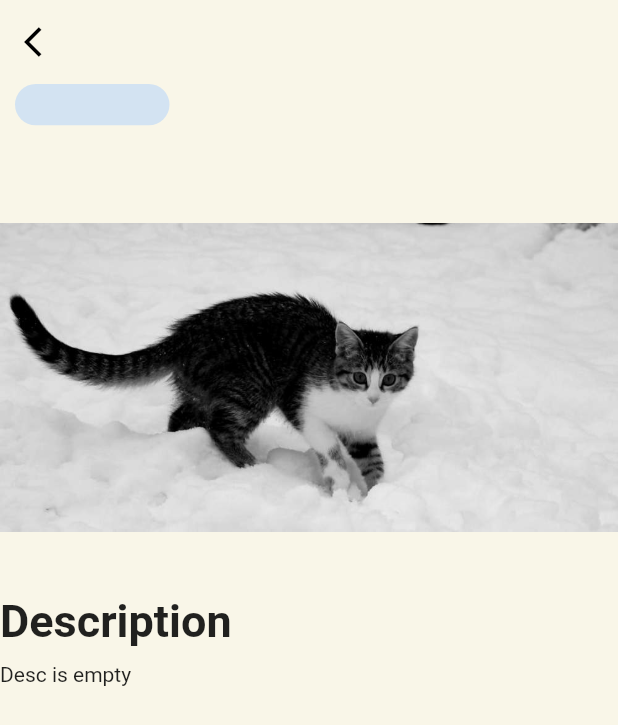
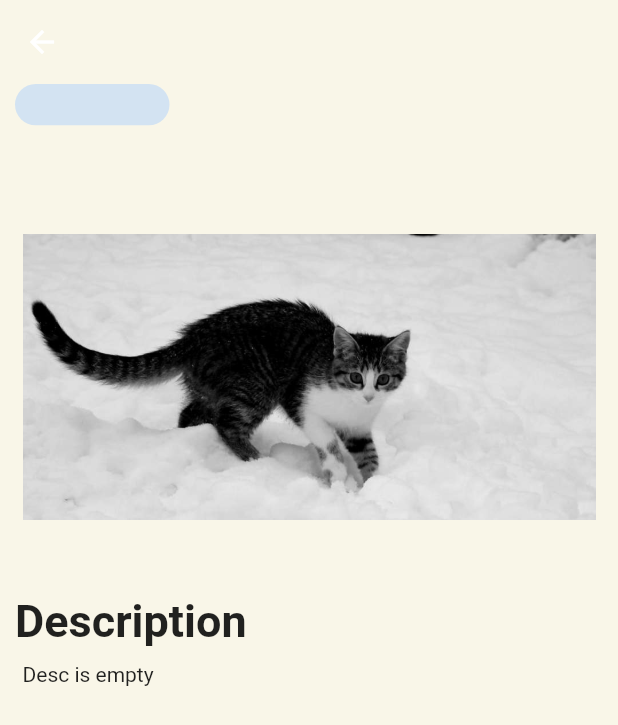
Before and after one commit to yagizdo/Todo-Moon, a Flutter app: the DetailScreen screen opened directly with empty values, on a phone screen of 412 x 824 dp. Shown: the top 725 px of the screen. Run offline on Flutter 3.47's test engine with Material 2 defaults, Android fonts, the phone set to English and light mode, and no system bars; our stand-ins replace auto_size_text, flutter_slidable, fluttertoast, font_awesome_flutter, hexcolor, modal_bottom_sheet and 2 more; missing offline and left inert: shared_preferences_web; accounts and stored records are empty; statements that could not run were skipped.

```diff
--- a/lib/Pages/dashboard_page.dart
+++ b/lib/Pages/dashboard_page.dart
@@ -33,7 +33,7 @@ AppBar dashboardAB() {
     centerTitle: true,
     backgroundColor: HexColor('#f9f6e8'),
     elevation: 0,
-  title: Text('Dashboard',style: const TextStyle(fontSize: 25,color: Colors.black),
+  title: const Text('Dashboard',style: TextStyle(fontSize: 25,color: Colors.black),
   ),
   );
 }
--- a/lib/Pages/detail_screen.dart
+++ b/lib/Pages/detail_screen.dart
@@ -16,11 +16,6 @@ class DetailScreen extends StatelessWidget {
   Widget build(BuildContext context) {
     return Scaffold(
       appBar: AppBar(
-        leading:  IconButton(
-            icon : const Icon(Icons.arrow_back_ios),
-            onPressed: () { Navigator.pop(context);},
-            color: Colors.black),
-        //Icon(Icons.settings),
         backgroundColor: HexColor('#f9f6e8'),
         elevation: 0,
       ),
@@ -33,7 +28,7 @@ class DetailScreen extends StatelessWidget {
             child: categoryText(category, context),
           ),
           Padding(
-            padding: const EdgeInsets.only(left: 10.0),
+            padding: const EdgeInsets.only(left: 14.0),
             child:
             Column(children: [
               Text(
@@ -46,15 +41,18 @@ class DetailScreen extends StatelessWidget {
             crossAxisAlignment: CrossAxisAlignment.start,
             children: [
               Padding(
-                padding: const EdgeInsets.symmetric(vertical: 20),
+                padding: const EdgeInsets.symmetric(vertical: 20,horizontal: 15),
                 child: Image.asset('lib/img/placeholder.jpg',height: 250,),
               ),
-              const Text(
-                'Description',
-                style: TextStyle(fontSize: 30, fontWeight: FontWeight.bold),
+              const Padding(
+                padding: EdgeInsets.only(left : 10.0),
+                child: Text(
+                  'Description',
+                  style: TextStyle(fontSize: 30, fontWeight: FontWeight.bold),
+                ),
               ),
               Padding(
-                padding: const EdgeInsets.only(top: 10.0),
+                padding: const EdgeInsets.only(top: 10.0,left: 15),
                 child: Text(desc.isEmpty ? 'Desc is empty' : desc),
               )
             ],
--- a/lib/Pages/settings_page.dart
+++ b/lib/Pages/settings_page.dart
@@ -36,7 +36,7 @@ AppBar settingsPageAB(BuildContext context) {
         onPressed: () { Navigator.pop(context);},
         color: Colors.black),
     //Icon(Icons.settings),
-    title: Text('Settings',style: const TextStyle(fontSize: 30,color: Colors.black),
+    title: const Text('Settings',style: TextStyle(fontSize: 30,color: Colors.black),
     ),
   );
 }
--- a/lib/Pages/welcome_screen.dart
+++ b/lib/Pages/welcome_screen.dart
@@ -52,10 +52,12 @@ class _WelcomeScreenState extends State<WelcomeScreen> {
                       if (validResult == true) {
                         state.setName(nameController.text);
                         state.setsurName(surnameController.text);
+                        /*
                         print('Name : ${state.name}');
                         print('Surname : ${state.surname}');
                         print('Name 2 : ${nameController.text}');
                         print('Surname 2 : ${surnameController.text}');
+                        */
                         Navigator.pushReplacement(
                             context,
                             MaterialPageRoute(
--- a/lib/Widgets/Dashboard/complete_todo_list.dart
+++ b/lib/Widgets/Dashboard/complete_todo_list.dart
@@ -38,7 +38,7 @@ class _CompleteTodoListState extends State<CompleteTodoList> {
                 height: MediaQuery
                     .of(context)
                     .size
-                    .height / 1.59,
+                    .height / 1.5,
                 child: ListView.builder(
                     itemCount: state.completedTodos.length,
                     itemBuilder: (context, index) {
--- a/lib/Widgets/Profile/name_text.dart
+++ b/lib/Widgets/Profile/name_text.dart
@@ -10,7 +10,7 @@ class NameText extends StatelessWidget {
     return Padding(
       padding: const EdgeInsets.only(top : 20.0),
       child: Consumer<TodosProvider>(
-        builder: (context, state,child) => Text('${state.name} ${state.surname}',style: TextStyle(fontSize: 30,fontWeight: FontWeight.w500),
+        builder: (context, state,child) => Text('${state.name} ${state.surname}',style: const TextStyle(fontSize: 30,fontWeight: FontWeight.w500),
     ),
       ),
     );
--- a/lib/Widgets/Settings/change_name_btn.dart
+++ b/lib/Widgets/Settings/change_name_btn.dart
@@ -9,8 +9,8 @@ class ChangeNameBTN extends StatelessWidget {
     return Padding(
       padding: const EdgeInsets.only(top : 10.0 ,left : 10.0),
       child: ElevatedButton(onPressed: () {
-        Navigator.push(context, MaterialPageRoute(builder: (context) => WelcomeScreen()));
-      }, child: Text('Change Name'),style: ElevatedButton.styleFrom(primary : Colors.black38,shape: const StadiumBorder(),)),
+        Navigator.push(context, MaterialPageRoute(builder: (context) => const WelcomeScreen()));
+      }, child: const Text('Change Name'),style: ElevatedButton.styleFrom(primary : Colors.black38,shape: const StadiumBorder(),)),
     );
   }
 }
--- a/lib/Widgets/Settings/change_name_text.dart
+++ b/lib/Widgets/Settings/change_name_text.dart
@@ -10,7 +10,7 @@ class ChangeNameText extends StatelessWidget {
     return Padding(
       padding: const EdgeInsets.only(top : 20.0),
       child: Consumer<TodosProvider>(
-        builder: (context, state,child) => Text('Change Name',style: TextStyle(fontSize: 20),
+        builder: (context, state,child) => const Text('Change Name',style: TextStyle(fontSize: 20),
     ),
       ),
     );
--- a/lib/Widgets/Settings/delete_todo_text.dart
+++ b/lib/Widgets/Settings/delete_todo_text.dart
@@ -5,8 +5,8 @@ class DeleteTodoTitle extends StatelessWidget {
 
   @override
   Widget build(BuildContext context) {
-    return Padding(
-      padding: const EdgeInsets.only(top : 20.0),
+    return const Padding(
+      padding: EdgeInsets.only(top : 20.0),
       child: Text('Todos Settings',style: TextStyle(fontSize: 20),),
     );
   }
--- a/lib/main.dart
+++ b/lib/main.dart
@@ -1,4 +1,3 @@
-import 'package:animated_splash_screen/animated_splash_screen.dart';
 import 'package:flutter/material.dart';
 import 'package:hexcolor/hexcolor.dart';
 import 'package:provider/provider.dart';
@@ -6,7 +5,6 @@ import 'package:todo_app/Pages/welcome_screen.dart';
 import 'package:todo_app/provider/todos_provider.dart';
 
 import 'Pages/main_screen.dart';
-import 'Pages/splash_screen.dart';
 
 void main() {
   runApp(
```
Also changed, not shown: lib/Pages/profile_page.dart (+3 -9 lines), lib/Pages/splash_screen.dart (deleted, +0 -12 lines), lib/Widgets/HomePage/Info/info_widget.dart (+11 -9 lines), lib/Widgets/Settings/clear_todos_btn.dart (+4 -4 lines), lib/Widgets/Todo/todo_card.dart (+5 -8 lines), lib/provider/todos_provider.dart (+12 -12 lines), 1 other file.
